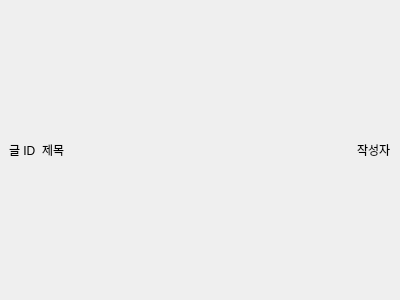
Qt form ui/postlistitemwidget.ui (sm136599/VEDA_Qt_blog_client) before a commit.
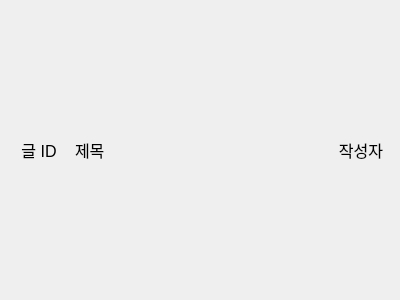
The same form after that commit.

Commit message: design : 디자인 통일

The edit to the form file:
```diff
--- a/ui/postlistitemwidget.ui
+++ b/ui/postlistitemwidget.ui
@@ -56,13 +56,32 @@
      <layout class="QHBoxLayout" name="horizontalLayout_2" stretch="0,1,0">
       <item>
        <widget class="QLabel" name="postIdLabel">
+        <property name="minimumSize">
+         <size>
+          <width>60</width>
+          <height>0</height>
+         </size>
+        </property>
+        <property name="font">
+         <font>
+          <pointsize>12</pointsize>
+         </font>
+        </property>
         <property name="text">
          <string>글 ID</string>
         </property>
+        <property name="alignment">
+         <set>Qt::AlignCenter</set>
+        </property>
        </widget>
       </item>
       <item>
        <widget class="QLabel" name="postTitleLabel">
+        <property name="font">
+         <font>
+          <pointsize>12</pointsize>
+         </font>
+        </property>
         <property name="text">
          <string>제목</string>
         </property>
@@ -70,9 +89,23 @@
       </item>
       <item>
        <widget class="QLabel" name="postWriterLabel">
+        <property name="minimumSize">
+         <size>
+          <width>60</width>
+          <height>0</height>
+         </size>
+        </property>
+        <property name="font">
+         <font>
+          <pointsize>12</pointsize>
+         </font>
+        </property>
         <property name="text">
          <string>작성자</string>
         </property>
+        <property name="alignment">
+         <set>Qt::AlignCenter</set>
+        </property>
        </widget>
       </item>
      </layout>
```
The commit also changes 6 other files.
